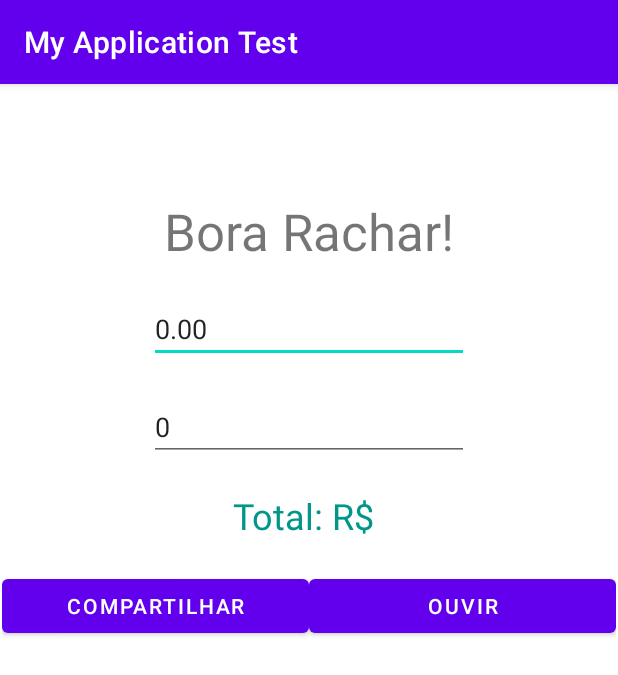
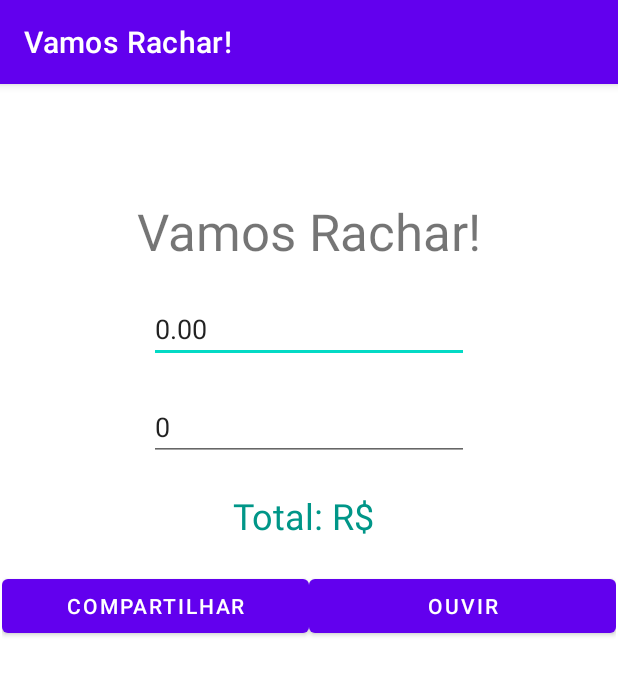
Before and after one commit to falmeidaco/smd-exercicio-vamosrachar, an Android app: the screen it shows after launch (MainActivity), on a phone screen of 412 x 824 dp. Shown: the top 675 px of the screen. Run offline under Robolectric (Android 15) with nearby library versions, the phone set to English and light mode, and no system bars.

Commit message:
ajustando nome do aplicativo

```diff
--- a/app/src/main/res/layout/activity_main.xml
+++ b/app/src/main/res/layout/activity_main.xml
@@ -11,7 +11,7 @@
         android:layout_width="wrap_content"
         android:layout_height="wrap_content"
         android:layout_marginTop="20dp"
-        android:text="Bora Rachar!"
+        android:text="@string/app_name"
         android:textSize="34sp"
         app:layout_constraintBottom_toBottomOf="parent"
         app:layout_constraintLeft_toLeftOf="parent"
--- a/app/src/main/res/values/strings.xml
+++ b/app/src/main/res/values/strings.xml
@@ -1,5 +1,5 @@
 <resources>
-    <string name="app_name">My Application Test</string>
+    <string name="app_name">Vamos Rachar!</string>
     <string name="value_empty">Total: R$ 0,00</string>
     <string name="value_nonempty">Total: R$ %1s</string>
 </resources>
```
